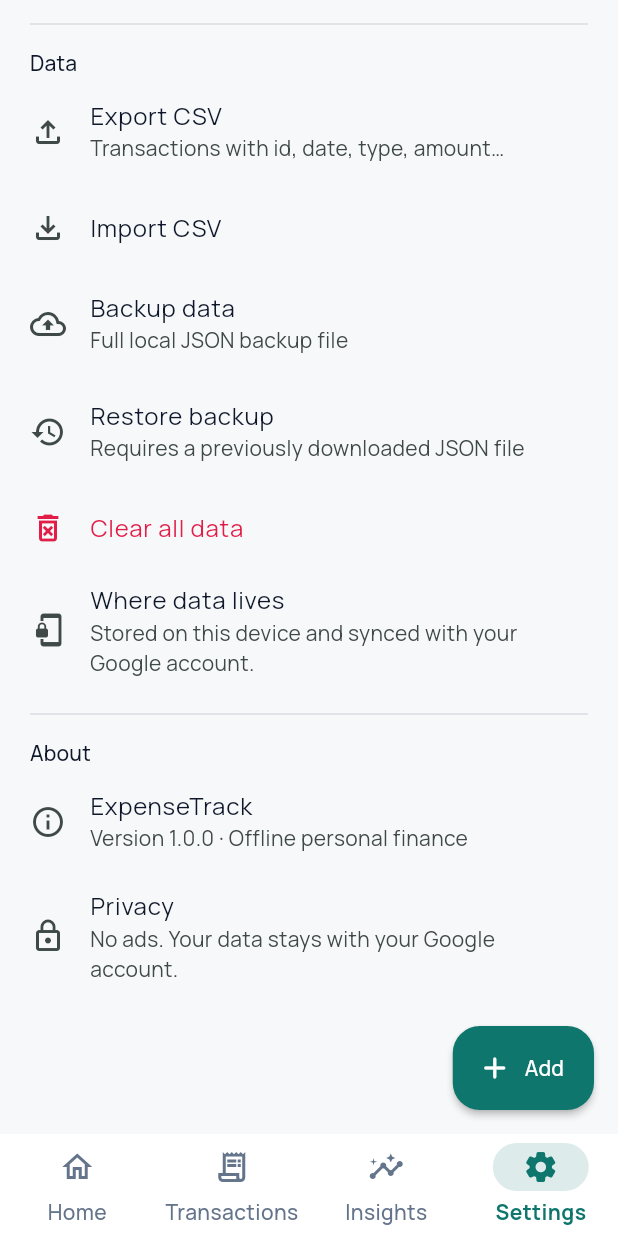
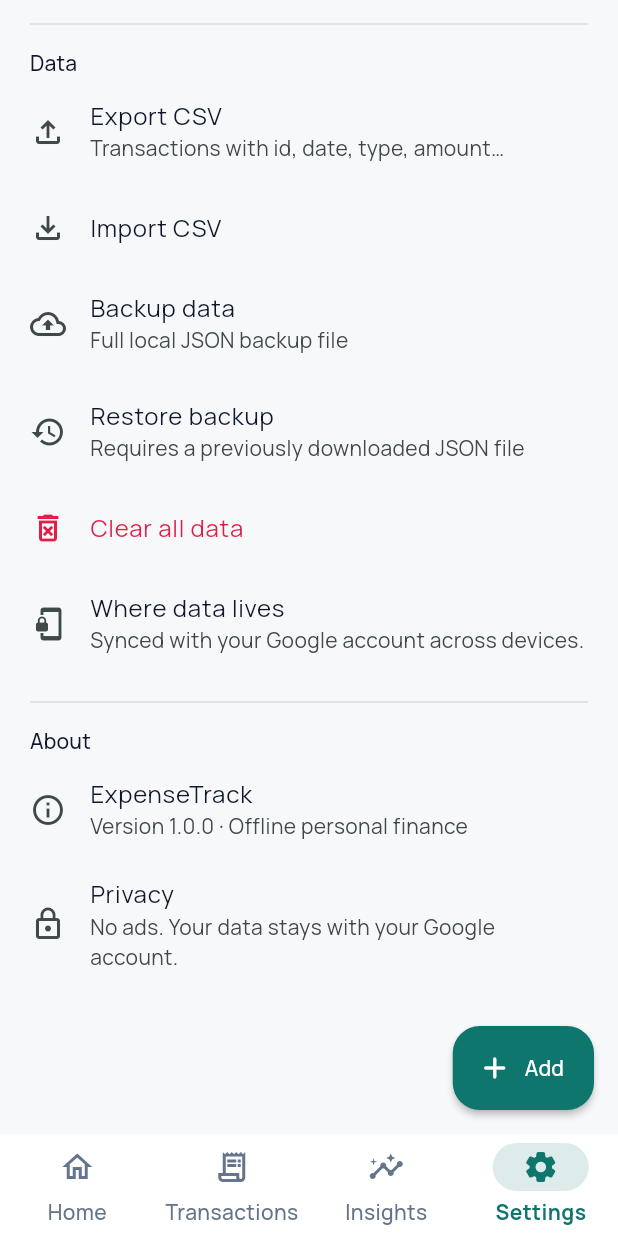
Before and after one commit to faqs156/Expensetrack, a Flutter app: the MainShell screen opened directly, item 4 of the bottom bar chosen, scrolled down 768 dp, on a phone screen of 412 x 824 dp. Run offline on Flutter 3.47's test engine with Material 3 defaults, Android fonts, the phone set to English and light mode, and no system bars; our stand-ins replace csv, file_picker, fl_chart, google_fonts, google_sign_in, share_plus and 3 more; missing offline and left inert: extension_google_sign_in_as_googleapis_auth, google_sign_in_web, googleapis; accounts and stored records are empty.

Commit message:
Make sync account-first: remove device-only banner and quiet background Drive uploads.

```diff
--- a/lib/presentation/settings/settings_screen.dart
+++ b/lib/presentation/settings/settings_screen.dart
@@ -14,19 +14,17 @@ class SettingsScreen extends StatelessWidget {
   const SettingsScreen({super.key});
 
   String _driveSyncSubtitle(AppController app) {
-    if (app.driveSync.status == DriveSyncStatus.syncing) {
-      return 'Syncing…';
+    if (app.driveSync.status == DriveSyncStatus.syncing ||
+        app.driveSync.hasPendingPush) {
+      return 'Syncing your account…';
     }
     if (app.driveSync.needsGoogleReconnect) {
-      return 'Tap Sync now — Google disconnected (phone-only edits)';
-    }
-    if (app.driveSync.hasPendingPush) {
-      return 'Waiting to upload — tap Sync now';
+      return 'Tap Sync now to reconnect';
     }
     final last = app.driveSync.lastSyncedAt;
-    if (last == null) return 'Signed in';
+    if (last == null) return 'Signed in — shared across your devices';
     final local = last.toLocal();
-    return 'Last synced ${local.year}-'
+    return 'Account synced ${local.year}-'
         '${local.month.toString().padLeft(2, '0')}-'
         '${local.day.toString().padLeft(2, '0')} '
         '${local.hour.toString().padLeft(2, '0')}:'
@@ -336,11 +334,10 @@ class SettingsScreen extends StatelessWidget {
                 ),
           title: const Text('Sync now'),
           subtitle: Text(
-            app.driveSync.status == DriveSyncStatus.syncing
-                ? 'Syncing…'
-                : app.driveSync.hasPendingPush
-                    ? 'Uploading changes…'
-                    : 'Download & upload with Google Drive',
+            app.driveSync.status == DriveSyncStatus.syncing ||
+                    app.driveSync.hasPendingPush
+                ? 'Syncing your account…'
+                : 'Refresh the shared vault on all your devices',
           ),
           onTap: app.driveSync.status == DriveSyncStatus.syncing
               ? null
@@ -350,25 +347,21 @@ class SettingsScreen extends StatelessWidget {
           contentPadding: EdgeInsets.zero,
           leading: const Icon(Icons.schedule_outlined),
           title: const Text('When data is saved'),
-          subtitle: Text(
-            kIsWeb
-                ? 'Local: instantly + safety snapshot on this device. '
-                    'Drive: ~2s after edits, every 5 min, and before sign-out. Sync merges devices and keeps a previous Drive copy.'
-                : 'Phone: instantly in the app DB + safety snapshot. '
-                    'Drive: ~2s after edits, every 5 min, and before sign-out. Sync merges devices and keeps a previous Drive copy.',
+          subtitle: const Text(
+            'Your account vault updates automatically after each edit (~1s), '
+            'about every 2 minutes while open, when you reopen the app, and before sign-out. '
+            'All signed-in browsers share the same data.',
           ),
         ),
         ListTile(
           contentPadding: EdgeInsets.zero,
           leading: const Icon(Icons.logout),
           title: const Text('Sign out'),
-          subtitle: const Text(
-            'Uploads your data first; keeps it on this device',
-          ),
+          subtitle: const Text('Syncs your account first, then signs out'),
           onTap: () async {
             final messenger = ScaffoldMessenger.of(context);
             messenger.showSnackBar(
-              const SnackBar(content: Text('Saving to Drive, then signing out…')),
+              const SnackBar(content: Text('Syncing your account, then signing out…')),
             );
             await context.read<AppController>().signOutGoogle();
           },
@@ -444,7 +437,7 @@ class SettingsScreen extends StatelessWidget {
           leading: const Icon(Icons.phonelink_lock_outlined),
           title: const Text('Where data lives'),
           subtitle: Text(
-            'Stored on this device and synced with your Google account.',
+            'Synced with your Google account across devices.',
           ),
         ),
         const Divider(height: 32),
@@ -466,8 +459,9 @@ class SettingsScreen extends StatelessWidget {
               builder: (ctx) => AlertDialog(
                 title: const Text('Privacy'),
                 content: const Text(
-                  'ExpenseTrack stores data on this device and can sync it with '
-                  'your Google account. There are no ads or analytics.',
+                  'ExpenseTrack keeps a local cache for speed and syncs your '
+                  'expenses with your Google account so every signed-in browser '
+                  'sees the same data. There are no ads or analytics.',
                 ),
                 actions: [
                   TextButton(
--- a/lib/state/app_controller.dart
+++ b/lib/state/app_controller.dart
@@ -45,12 +45,6 @@ class AppController extends ChangeNotifier with WidgetsBindingObserver {
   }
 
   final VaultSafetyService _vaultSafety;
-
-  /// Show home banner: edits not on Drive yet, or Google needs reconnect.
-  bool get needsDriveUploadAttention =>
-      driveSync.hasPendingPush ||
-      driveSync.needsGoogleReconnect ||
-      driveSync.driveUploadBlocked;
 
   GoogleSignInAccount? _prevDriveAccount;
 
@@ -421,7 +415,7 @@ class AppController extends ChangeNotifier with WidgetsBindingObserver {
       localTransactionCount: count,
       safetyJson: safety,
     );
-    // Confirm this device's txs are on Drive (phone → Mac path).
+    // Confirm the shared account vault includes local transactions.
     final localJson = await _backup.createBackupJson();
     await driveSync.verifyRemoteContains(localJson, interactive: true);
     await refreshDashboard();
```
Also changed, not shown: lib/data/services/google_drive_sync_service.dart (+56 -56 lines), lib/presentation/home/home_screen.dart (+4 -10 lines).
